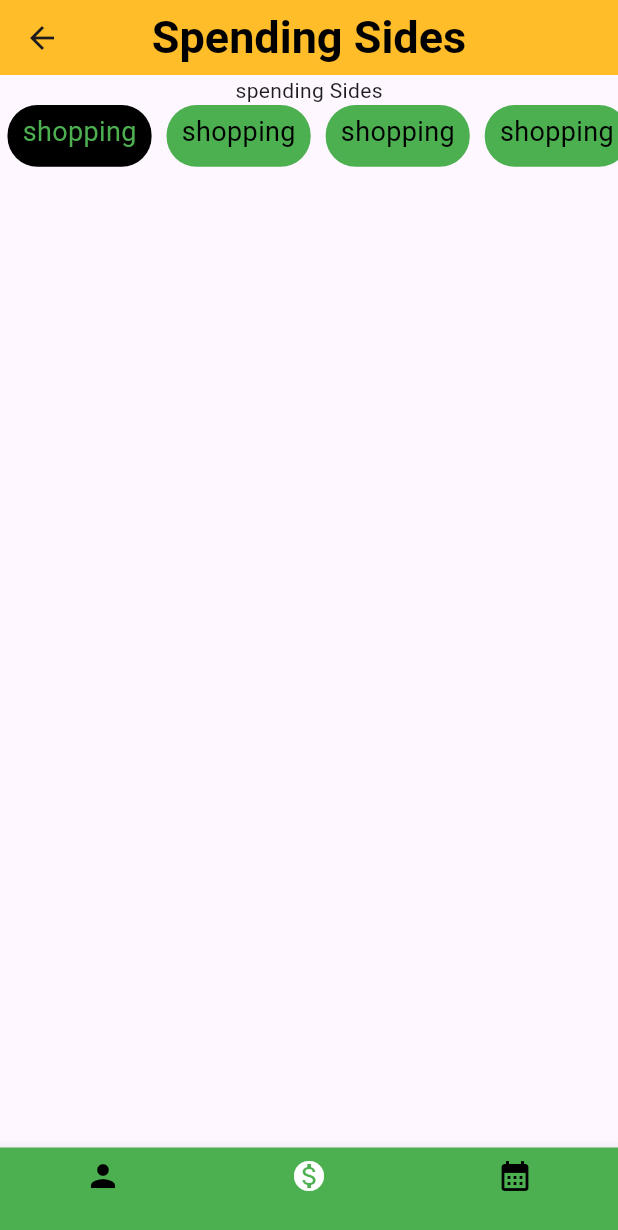
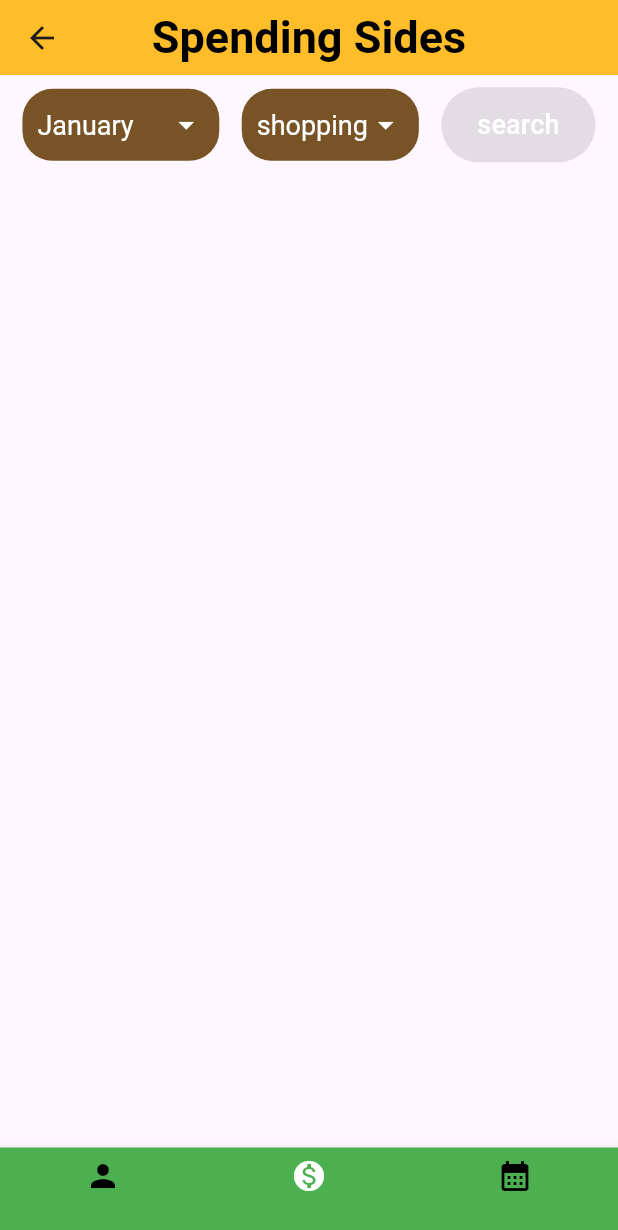
Before and after one commit to Mohamed-Atef-work/Money-Tracker, a Flutter app: the DataLayoutScreen screen opened by its route, item 2 of the bottom bar chosen, on a phone screen of 412 x 824 dp. Shown: the top 1230 px of the screen. Run offline on Flutter 3.47's test engine with Material 3 defaults, Android fonts, the phone set to English and light mode, and no system bars; our stand-ins replace dartz, flutter_styled_toast, flutter_svg, get; missing offline and left inert: dart:js.

Commit message:
refactoring dat view

```diff
--- a/lib/core/components/custom_text_form_field.dart
+++ b/lib/core/components/custom_text_form_field.dart
@@ -27,7 +27,7 @@ class CustomTextFormField extends StatelessWidget {
     this.suffixIcon,
     this.suffixPressed,
     this.hintTextColor,
-    this.fontSize = 15,
+    this.fontSize = 18,
     this.obSecure = false,
     required this.hintText,
     this.textEditingController,
--- a/lib/core/utils/local/arabic.dart
+++ b/lib/core/utils/local/arabic.dart
@@ -2,6 +2,7 @@ import 'package:money_tracker/core/utils/local/english.dart';
 
 class Arabic {
   static String code = "ar";
+  static String search = "ابحث";
   static String data = "بيانات";
   static String months = "شهور";
   static String money = "المال";
@@ -12,7 +13,7 @@ class Arabic {
   static String statistics = "احصائيات";
   static String appName = "متتبع المال";
   static String spendingSides = "أوجه الانفاق";
-  static String addNewExpanse = "اضافة مصروف";
+  static String addExpanse = "اضافة مصروف";
 
   static String may = "مايو";
   static String june = "يونيو";
@@ -41,6 +42,7 @@ class Arabic {
         English.february: february,
         English.september: september,
         English.data: data,
+        English.search: search,
         English.money: money,
         English.person: person,
         English.months: months,
@@ -50,6 +52,6 @@ class Arabic {
         English.statistics: statistics,
         English.description: description,
         English.spendingSides: spendingSides,
-        English.addNewExpanse: addNewExpanse,
+        English.addExpanse: addExpanse,
       };
 }
--- a/lib/core/utils/local/english.dart
+++ b/lib/core/utils/local/english.dart
@@ -1,3 +1,5 @@
+import 'package:get/get.dart';
+
 class English {
   static String code = "en";
 
@@ -14,6 +16,7 @@ class English {
   static String february = "February";
   static String september = "September";
 
+  static String search = "search";
   static String data = "Data";
   static String months = "Months";
   static String money = "Money";
@@ -25,7 +28,22 @@ class English {
   static String description = "Description";
 
   static String spendingSides = "Spending Sides";
-  static String addNewExpanse = "Add New Expanse";
+  static String addExpanse = "Add Expanse";
+
+  static List<String> monthsList = [
+    English.january.tr,
+    English.february.tr,
+    English.mars.tr,
+    English.april.tr,
+    English.may.tr,
+    English.june.tr,
+    English.july.tr,
+    English.august.tr,
+    English.september.tr,
+    English.october.tr,
+    English.november.tr,
+    English.december.tr
+  ];
 
   static Map<String, String> toMap() => {
         may: may,
@@ -41,6 +59,7 @@ class English {
         february: february,
         september: september,
         data: data,
+        search: search,
         money: money,
         person: person,
         months: months,
@@ -50,6 +69,6 @@ class English {
         statistics: statistics,
         description: description,
         spendingSides: spendingSides,
-        addNewExpanse: addNewExpanse,
+        addExpanse: addExpanse,
       };
 }
--- a/lib/screens/data_layout/controllers/months_data_view_controller.dart
+++ b/lib/screens/data_layout/controllers/months_data_view_controller.dart
@@ -1,26 +1,10 @@
 import 'package:get/get.dart';
-import 'package:money_tracker/core/utils/local/english.dart';
 
 class MonthsDataController extends GetxController {
-  int currentMonthIndex = 0;
+  int selectedMonth = 0;
 
-  void monthIndex(int index) {
-    currentMonthIndex = index;
+  void selectMonth(int index) {
+    selectedMonth = index;
     update();
   }
-
-  List<String> titles = [
-    English.january.tr,
-    English.february.tr,
-    English.mars.tr,
-    English.april.tr,
-    English.may.tr,
-    English.june.tr,
-    English.july.tr,
-    English.august.tr,
-    English.september.tr,
-    English.october.tr,
-    English.november.tr,
-    English.december.tr,
-  ];
 }
--- a/lib/screens/data_layout/controllers/persons_data_controller.dart
+++ b/lib/screens/data_layout/controllers/persons_data_controller.dart
@@ -1,10 +1,17 @@
 import 'package:get/get.dart';
+import 'package:money_tracker/core/utils/local/english.dart';
 
 class PersonsDataController extends GetxController {
-  int currentPersonIndex = 0;
+  int selectedPerson = 0;
+  int selectedMonth = 0;
 
-  void personIndex(int index) {
-    currentPersonIndex = index;
+  void selectPerson(int index) {
+    selectedPerson = index;
+    update();
+  }
+
+  void selectMonth(int index) {
+    selectedMonth = index;
     update();
   }
 
--- a/lib/screens/data_layout/controllers/spending_sides_data_controller.dart
+++ b/lib/screens/data_layout/controllers/spending_sides_data_controller.dart
@@ -1,13 +1,19 @@
 import 'package:get/get.dart';
+import 'package:money_tracker/core/utils/local/english.dart';
 
 class SpendingSidesDataController extends GetxController {
-  int currentSpendingSideIndex = 0;
+  int selectedMonth = 0;
+  int selectedSide = 0;
 
-  void spendingSideIndex(int index) {
-    currentSpendingSideIndex = index;
+  void selectMonth(int selected) {
+    selectedMonth = selected;
     update();
   }
 
+  void selectSide(int index) {
+    selectedSide = index;
+    update();
+  }
   List<String> spendingSides = [
     "shopping",
     "shopping",
--- a/lib/screens/data_layout/views/spending_side_data_view.dart
+++ b/lib/screens/data_layout/views/spending_side_data_view.dart
@@ -1,4 +1,9 @@
 import 'package:flutter/material.dart';
+import 'package:get/get.dart';
+import 'package:money_tracker/core/components/custom_button.dart';
+import 'package:money_tracker/core/components/drop_down_menu_component.dart';
+import 'package:money_tracker/core/utils/local/english.dart';
+import 'package:money_tracker/screens/data_layout/controllers/spending_sides_data_controller.dart';
 import 'package:money_tracker/screens/data_layout/widgets/spending_sides_data_widget.dart';
 
 class SpendingSidesDataView extends StatelessWidget {
@@ -6,10 +11,27 @@ class SpendingSidesDataView extends StatelessWidget {
 
   @override
   Widget build(BuildContext context) {
-    return const Column(
+    return Column(
       children: [
-        Text("spending Sides"),
-        SpendingSIdesDataWidget(),
+        SizedBox(height: context.height * 0.01),
+        GetBuilder<SpendingSidesDataController>(
+          builder: (controller) => Row(
+            mainAxisAlignment: MainAxisAlignment.spaceEvenly,
+            children: [
+              DropDownMenuComponent(
+                items: English.monthsList,
+                selectedValue: controller.selectedMonth,
+                onChanged: (int? selected) => controller.selectMonth(selected!),
+              ),
+              DropDownMenuComponent(
+                items: controller.spendingSides,
+                selectedValue: controller.selectedSide,
+                onChanged: (int? selected) => controller.selectSide(selected!),
+              ),
+              CustomButton(text: English.search.tr),
+            ],
+          ),
+        ),
       ],
     );
   }
--- a/lib/screens/data_layout/widgets/persons_data_widget.dart
+++ b/lib/screens/data_layout/widgets/persons_data_widget.dart
@@ -14,8 +14,8 @@ class PersonsDataWidget extends StatelessWidget {
       builder: (_) {
         return ScrollableRowComponent(
           titles: controller.persons,
-          comingIndex: controller.currentPersonIndex,
-          onTap: (chosenIndex) => controller.personIndex(chosenIndex),
+          comingIndex: controller.selectedPerson,
+          onTap: (chosenIndex) => controller.selectPerson(chosenIndex),
         );
       },
     );
--- a/lib/screens/data_layout/widgets/spending_sides_data_widget.dart
+++ b/lib/screens/data_layout/widgets/spending_sides_data_widget.dart
@@ -13,8 +13,8 @@ class SpendingSIdesDataWidget extends StatelessWidget {
       builder: (_) {
         return ScrollableRowComponent(
           titles: controller.spendingSides,
-          comingIndex: controller.currentSpendingSideIndex,
-          onTap: (chosenIndex) => controller.spendingSideIndex(chosenIndex),
+          comingIndex: controller.selectedSide,
+          onTap: (chosenIndex) => controller.selectSide(chosenIndex),
         );
       },
     );
--- a/lib/screens/home_panel_screen/view.dart
+++ b/lib/screens/home_panel_screen/view.dart
@@ -16,7 +16,7 @@ class HomePanelScreen extends StatelessWidget {
         mainAxisAlignment: MainAxisAlignment.spaceEvenly,
         children: [
           CustomButton(
-            text: English.addNewExpanse.tr,
+            text: English.addExpanse.tr,
             onPressed: () => Get.toNamed(Screens.addExpanse),
           ),
           CustomButton(
```
Also changed, not shown: lib/screens/data_layout/views/add_expanse_screen.dart (+10 -41 lines), lib/screens/data_layout/views/month_data_view.dart (+19 -4 lines), lib/screens/data_layout/views/person_data_view.dart (+23 -2 lines), lib/screens/data_layout/widgets/add_expense_menus_widget.dart (added, +34 -0 lines), lib/screens/data_layout/widgets/months_data_widget.dart (+4 -3 lines). Lines whose indentation alone changed are shown as unchanged.
